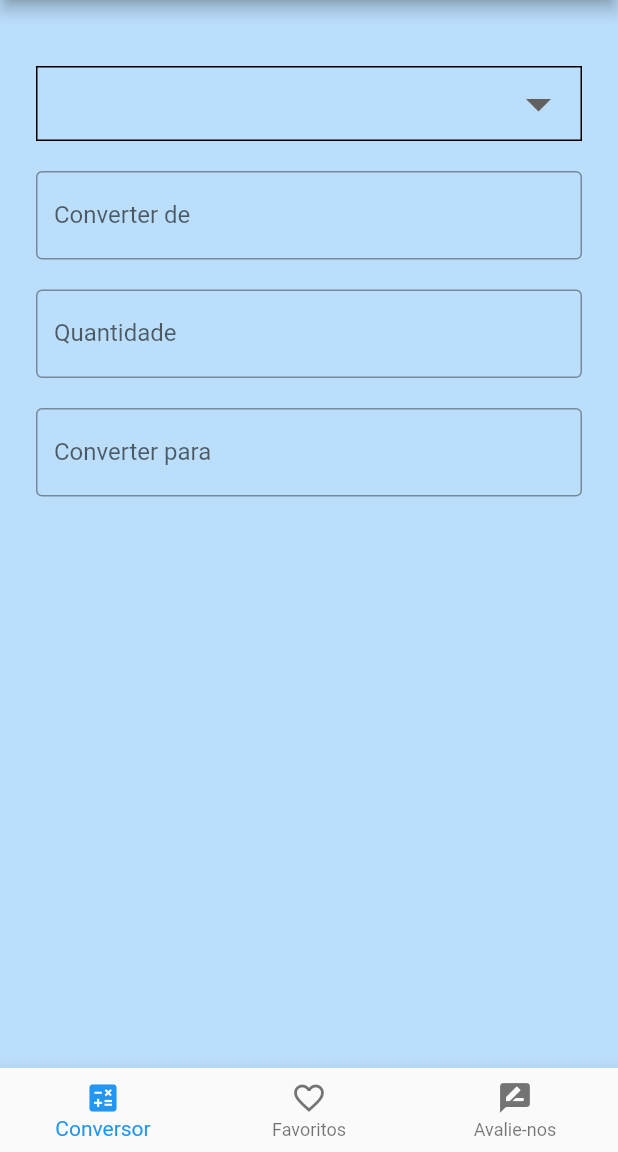
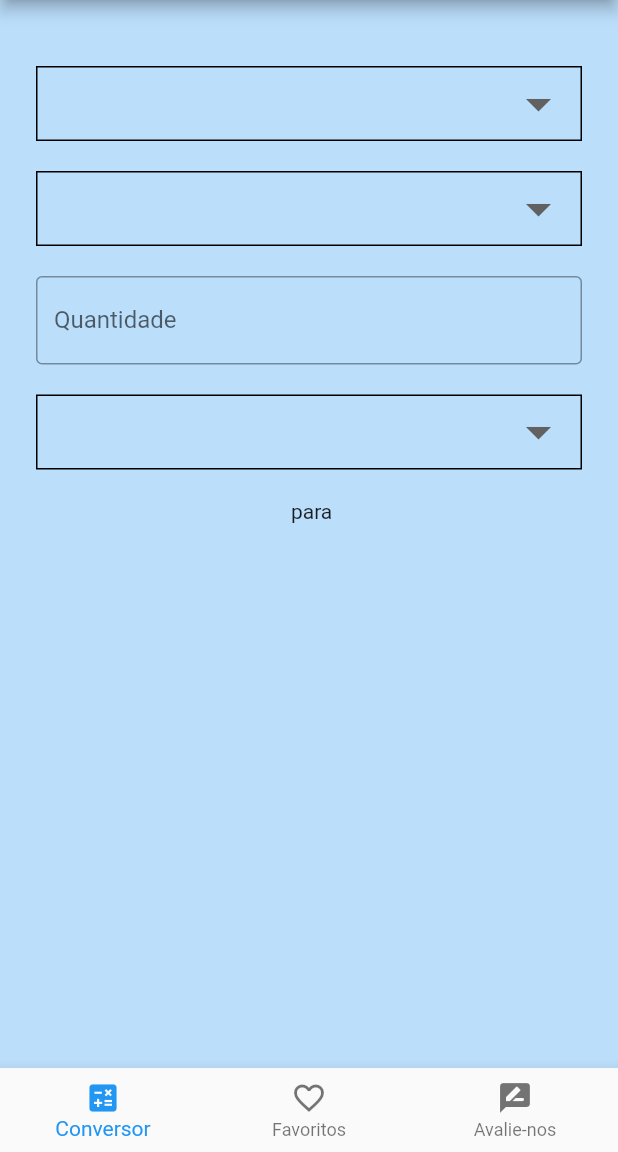
Before and after one commit to TeamMercuryDevelopment/Cooking_Converter, a Flutter app: the screen it shows after launch, on a phone screen of 412 x 824 dp, the part 84-1236 px from its top. Run offline on Flutter 3.47's test engine with Material 2 defaults, Android fonts, the phone set to English and light mode, and no system bars; our stand-ins replace flutter_mobx, mobx; generated files the repository leaves out were written again.

Commit message:
✨ SelectBox ConvertFrom and ConvertTo added

```diff
--- a/lib/controller/controller.dart
+++ b/lib/controller/controller.dart
@@ -1,5 +1,6 @@
 import 'package:mobx/mobx.dart';
 
+import '../convert.dart';
 import '../product.dart';
 part 'controller.g.dart';
 
@@ -15,6 +16,13 @@ abstract class _ControllerBase with Store {
   ].asObservable();
 
   @observable
+  ObservableList<Convert> listConvert = [
+    Convert(name: "Gramas",),
+    Convert(name: "Litros",),
+    Convert(name: "Mãe do Bastet",),
+  ].asObservable();
+
+  @observable
   String selectedItem = '';
 
   @action
--- a/lib/convert.dart
+++ b/lib/convert.dart
@@ -1,8 +1,15 @@
-class Convert {
+import 'package:mobx/mobx.dart';
+part 'convert.g.dart';
 
+class Convert = _ConvertBase with _$Convert;
+
+abstract class _ConvertBase with Store {
+
+  _ConvertBase({this.name});
+
+  @observable
   String name;
 
-  Convert(
-    this.name,
-  );
+  @action
+  setName(newName) => name = newName;
 }
--- a/lib/screens/form.dart
+++ b/lib/screens/form.dart
@@ -1,5 +1,4 @@
 import 'package:cooking_converter/controller/controller.dart';
-import 'package:cooking_converter/product.dart';
 import 'package:flutter/material.dart';
 import 'package:flutter_mobx/flutter_mobx.dart';
 
@@ -10,7 +9,11 @@ class ProductForm extends StatefulWidget {
 
 class _ProductFormState extends State<ProductForm> {
   String productValue;
+  String convertFromValue;
+  String convertToValue;
   final productController = Controller();
+  final convertFromController = Controller();
+  final convertToController = Controller();
 
   @override
   Widget build(BuildContext context) {
@@ -48,31 +51,44 @@ class _ProductFormState extends State<ProductForm> {
                       ));
                 }),
                 SizedBox(height: 20),
-                SizedBox(
-                  child: TextField(
-                    decoration: InputDecoration(
-                        border: OutlineInputBorder(),
-                        labelText: "Converter de"),
-                  ),
-                ),
-                SizedBox(height: 20),
-                SizedBox(
-                  child: TextField(
-                    decoration: InputDecoration(
-                        border: OutlineInputBorder(), labelText: "Quantidade"),
-                  ),
-                ),
+                Observer(builder: (_) {
+                  return Container(
+                      padding: EdgeInsets.only(left: 8.0, right: 8.0),
+                      decoration: BoxDecoration(
+                        border: Border.all(color: Colors.black),
+                      ),
+                      child: _selectBox(
+                        label: convertFromController.selectedItem,
+                        item: convertFromValue,
+                        controller: convertFromController,
+                        list: convertFromController.listConvert,
+                      ));
+                }),
                 SizedBox(height: 20),
                 SizedBox(
                   child: TextField(
                     decoration: InputDecoration(
                         border: OutlineInputBorder(),
-                        labelText: "Converter para"),
+                        labelText: "Quantidade"),
                   ),
                 ),
                 SizedBox(height: 20),
                 Observer(builder: (_) {
-                  return Text('${productController.transaction}');
+                  return Container(
+                      padding: EdgeInsets.only(left: 8.0, right: 8.0),
+                      decoration: BoxDecoration(
+                        border: Border.all(color: Colors.black),
+                      ),
+                      child: _selectBox(
+                        label: convertToController.selectedItem,
+                        item: convertToValue,
+                        controller: convertToController,
+                        list: convertToController.listConvert,
+                      ));
+                }),
+                SizedBox(height: 20),
+                Observer(builder: (_) {
+                  return Text('${productController.transaction}' + ' ${convertFromController.transaction} para' + ' ${convertToController.transaction}');
                 }),
               ],
             ),
@@ -118,8 +134,8 @@ class _ProductFormState extends State<ProductForm> {
         controller.setSelectedItem(newItem.toString());
       },
       items: list
-          .map<DropdownMenuItem<Product>>((valueItem) =>
-              new DropdownMenuItem<Product>(
+          .map<DropdownMenuItem<Object>>((valueItem) =>
+              new DropdownMenuItem<Object>(
                   value: valueItem, child: Text(valueItem.toString())))
           .toList(),
     );
```
Also changed, not shown: lib/controller/controller.g.dart, lib/convert.g.dart (added).
